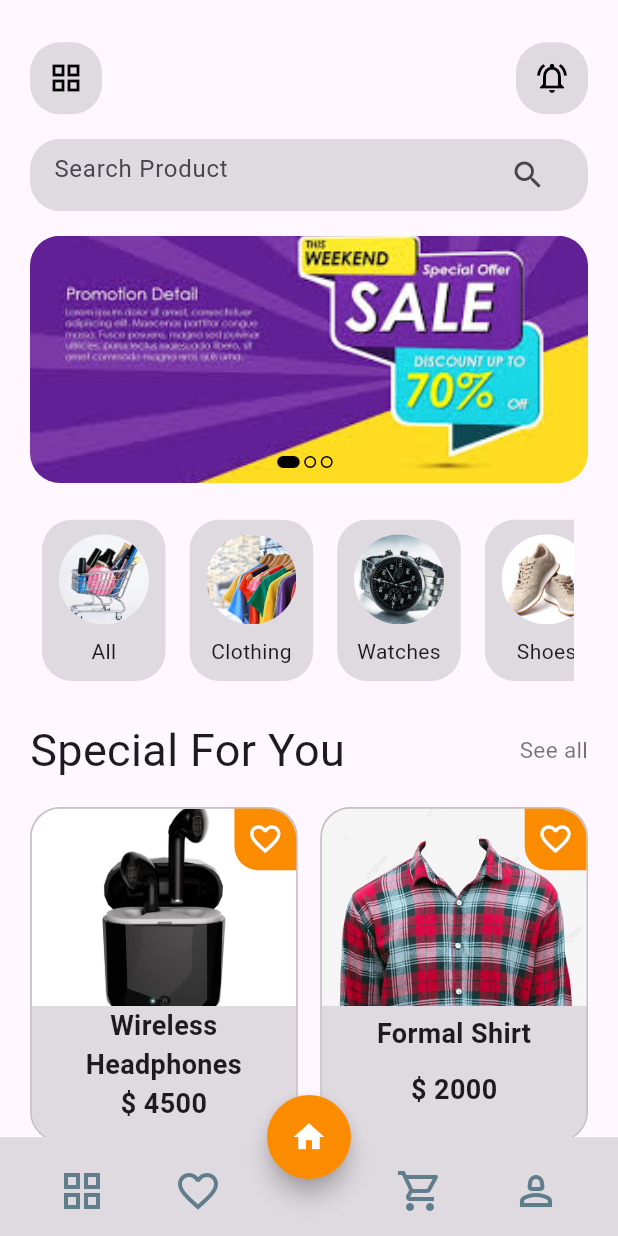
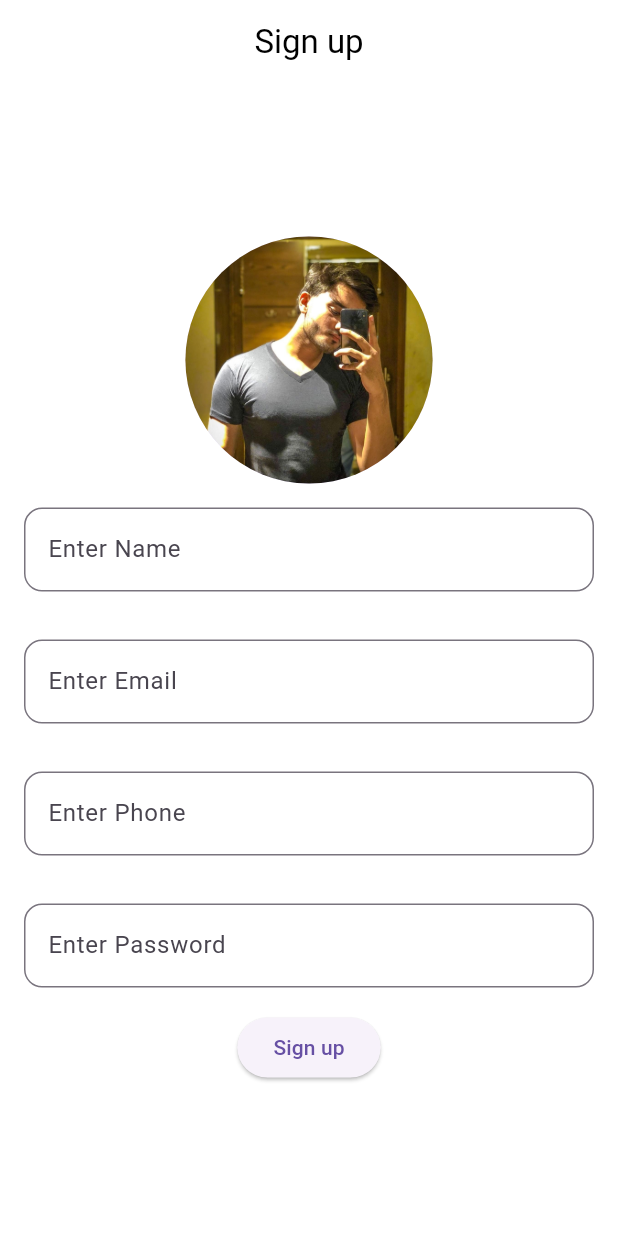
Before and after one commit to hassanmirzaa/e_commerce_app, a Flutter app: the screen it shows after launch, on a phone screen of 412 x 824 dp. Run offline on Flutter 3.47's test engine with Material 3 defaults, Android fonts, the phone set to English and light mode, and no system bars; our stand-ins replace lottie.

Commit message:
signup UI

```diff
--- a/lib/Screens/Cart/cart.dart
+++ b/lib/Screens/Cart/cart.dart
@@ -135,7 +135,7 @@ class _CartScreenState extends State<CartScreen> {
                                               cartList.remove(cartList[index]);
                                              }
                                             });
-                                            }, icon: Icon(Icons.add)),
+                                            }, icon: Icon(Icons.remove)),
 
                                         ],
                                       ),
--- /dev/null
+++ b/lib/Screens/Signup/signup.dart
@@ -0,0 +1,100 @@
+import 'package:e_commerce_app/Bottom%20Navbar/bottomNavbar.dart';
+import 'package:e_commerce_app/Colors/Colors.dart';
+import 'package:flutter/material.dart';
+import 'package:flutter/widgets.dart';
+
+class SignUpScreen extends StatelessWidget {
+  const SignUpScreen({super.key});
+
+  @override
+  Widget build(BuildContext context) {
+    final TextEditingController nameController = TextEditingController();
+    final TextEditingController emailController = TextEditingController();
+    final TextEditingController phoneController = TextEditingController();
+    final TextEditingController pswdController = TextEditingController();
+    return Scaffold(
+      backgroundColor: Colors.white,
+      appBar: AppBar(
+        title: Text(
+          "Sign up"
+        ),
+      ),
+      body: Center(
+        child: Form(child:
+         Column(mainAxisAlignment: MainAxisAlignment.center,
+          children: [
+
+            CircleAvatar(
+              backgroundImage:AssetImage('Images/me1.jpg') ,
+              radius: MediaQuery.of(context).size.height*0.1,
+            ),
+            Padding(
+              padding: const EdgeInsets.all(16.0),
+              child: TextFormField(
+                controller: nameController,
+                keyboardType: TextInputType.name,
+                decoration: InputDecoration(
+                  hintText: 'Enter Name',
+                  labelText: 'Enter Name',
+                  border: OutlineInputBorder(
+                    borderRadius: BorderRadius.all(Radius.circular(12))
+                  )
+                    ),
+              ),
+            ),
+
+             Padding(
+              padding: const EdgeInsets.all(16.0),
+              child: TextFormField(
+                controller: emailController,
+                keyboardType: TextInputType.name,
+                decoration: InputDecoration(
+                  hintText: 'abc@gmail.com',
+                  labelText: 'Enter Email',
+                  border: OutlineInputBorder(
+                    borderRadius: BorderRadius.all(Radius.circular(12))
+                  )
+                    ),
+              ),
+            ),
+
+             Padding(
+              padding: const EdgeInsets.all(16.0),
+              child: TextFormField(
+                controller: phoneController,
+                keyboardType: TextInputType.phone,
+                decoration: InputDecoration(
+                  hintText: '1234-5678910',
+                  labelText: 'Enter Phone',
+                  border: OutlineInputBorder(
+                    borderRadius: BorderRadius.all(Radius.circular(12))
+                  )
+                    ),
+              ),
+            ),
+
+            Padding(
+              padding: const EdgeInsets.all(16.0),
+              child: TextFormField(
+                controller: pswdController,
+                keyboardType: TextInputType.name,
+                obscureText: true,
+                decoration: InputDecoration(
+                  hintText: '*******',
+                  labelText: 'Enter Password',
+
+                  border: OutlineInputBorder(
+                    borderRadius: BorderRadius.all(Radius.circular(12))
+                  )
+                    ),
+              ),
+            ),
+            ElevatedButton(onPressed: (){
+          Navigator.push(context, MaterialPageRoute(builder: (context) =>  BottomNavBar(),));
+        }, child: Text('Sign up')),
+          ],
+        )),
+      ),
+    );
+  }
+}
--- a/lib/Widgets/discount_code_field.dart
+++ b/lib/Widgets/discount_code_field.dart
@@ -11,7 +11,7 @@ class DiscountField extends StatelessWidget {
     final Width = MediaQuery.of(context).size.width;
 
     return Container(
-      height: Height * 0.07,
+      height: Height * 0.06,
       width: Width * 0.95,
       decoration: BoxDecoration(
         borderRadius: BorderRadius.circular(25),
@@ -23,7 +23,7 @@ class DiscountField extends StatelessWidget {
             hintText: hintText,
             border: InputBorder.none,
             suffixIcon: Padding(
-              padding: const EdgeInsets.only(right: 10),
+              padding: const EdgeInsets.all( 10),
               child: InkWell(
                   child: Text(
                 'Apply',
--- a/lib/main.dart
+++ b/lib/main.dart
@@ -1,5 +1,6 @@
 
 import 'package:e_commerce_app/Bottom%20Navbar/bottomNavbar.dart';
+import 'package:e_commerce_app/Screens/Signup/signup.dart';
 import 'package:flutter/material.dart';
 
 void main() {
@@ -12,7 +13,7 @@ class MyApp extends StatelessWidget {
   @override
   Widget build(BuildContext context) {
     return  MaterialApp(
-      home:  const BottomNavBar(),
+      home:  const SignUpScreen(),
       debugShowCheckedModeBanner: false,
       theme: ThemeData(
        // primarySwatch: Colors.white,
```
